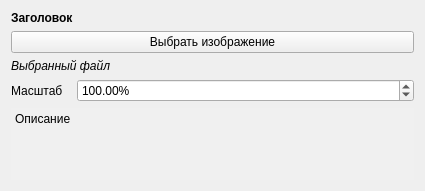
Above: designer/formimage.ui from Artemako/auto-exec-doc before the change. Below: the same form after it.
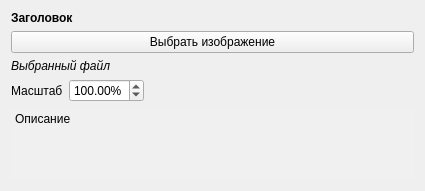
That is the form after the change.

```diff
--- a/designer/formimage.ui
+++ b/designer/formimage.ui
@@ -90,6 +90,19 @@
        </property>
       </widget>
      </item>
+     <item>
+      <spacer name="horizontalSpacer">
+       <property name="orientation">
+        <enum>Qt::Horizontal</enum>
+       </property>
+       <property name="sizeHint" stdset="0">
+        <size>
+         <width>40</width>
+         <height>20</height>
+        </size>
+       </property>
+      </spacer>
+     </item>
     </layout>
    </item>
    <item>
```
